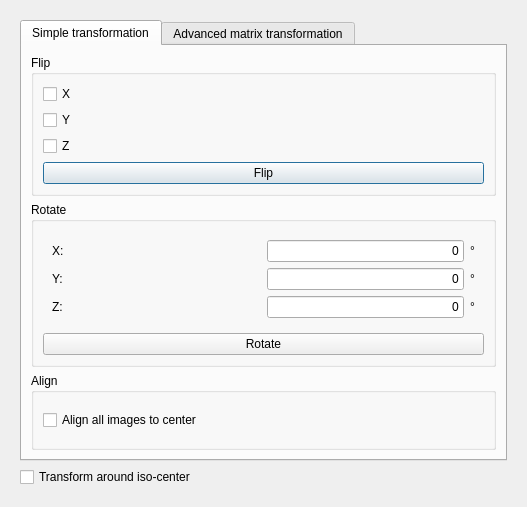
The window that plugins/OrientationCorrection/forms/orientationcorrection.ui (isis-group/vast) describes before a commit, drawn with Qt 5.
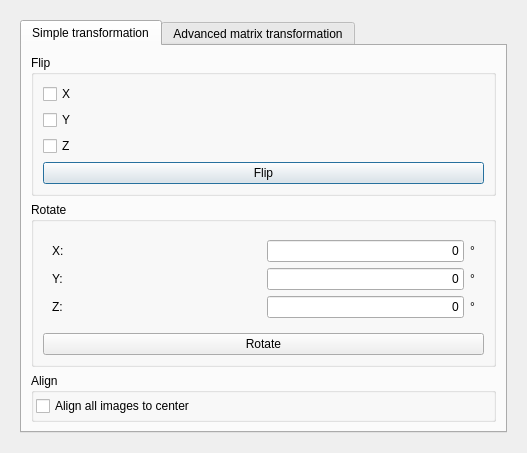
The same window after the commit.

Commit message: removed capability to transform around center cause this is not working as expected

Patch:
```diff
--- a/plugins/OrientationCorrection/forms/orientationcorrection.ui
+++ b/plugins/OrientationCorrection/forms/orientationcorrection.ui
@@ -7,7 +7,7 @@
     <x>0</x>
     <y>0</y>
     <width>527</width>
-    <height>507</height>
+    <height>447</height>
    </rect>
   </property>
   <property name="windowTitle">
@@ -180,6 +180,9 @@
              <string>Align</string>
             </property>
             <layout class="QVBoxLayout" name="verticalLayout_5">
+             <property name="margin">
+              <number>2</number>
+             </property>
              <item>
               <widget class="QCheckBox" name="alignCheck">
                <property name="text">
@@ -276,13 +279,6 @@
         </widget>
        </widget>
       </item>
-      <item row="1" column="0">
-       <widget class="QCheckBox" name="checkISO">
-        <property name="text">
-         <string>Transform around iso-center</string>
-        </property>
-       </widget>
-      </item>
      </layout>
     </widget>
    </item>
```
The commit also changes 1 other file.
